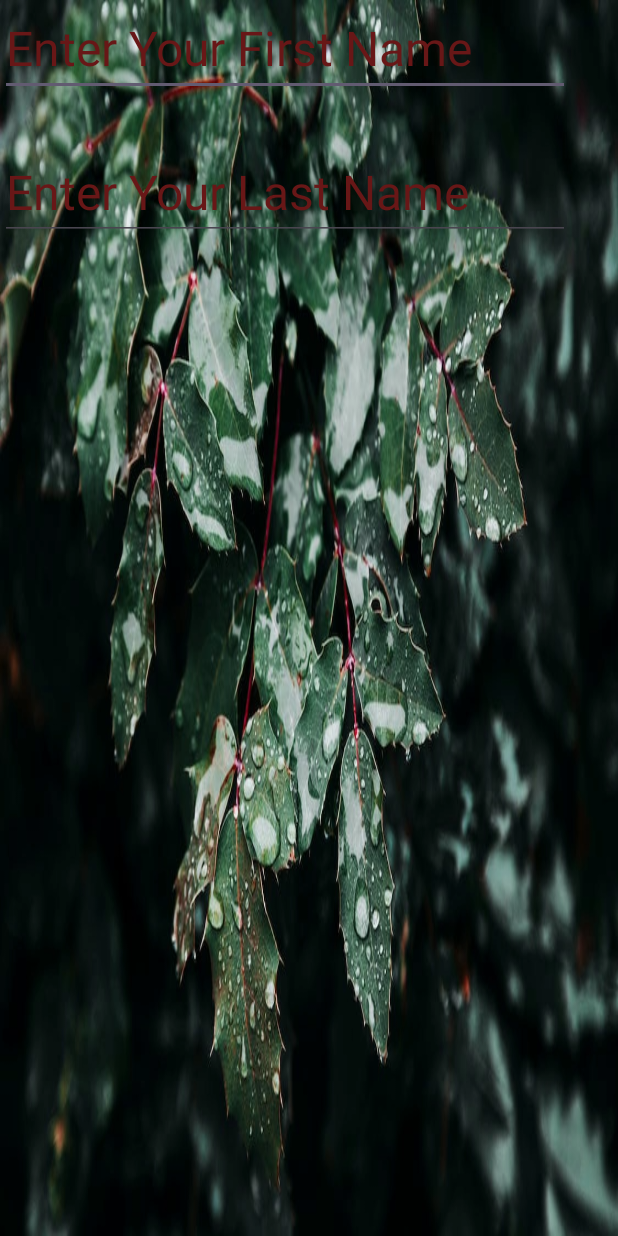
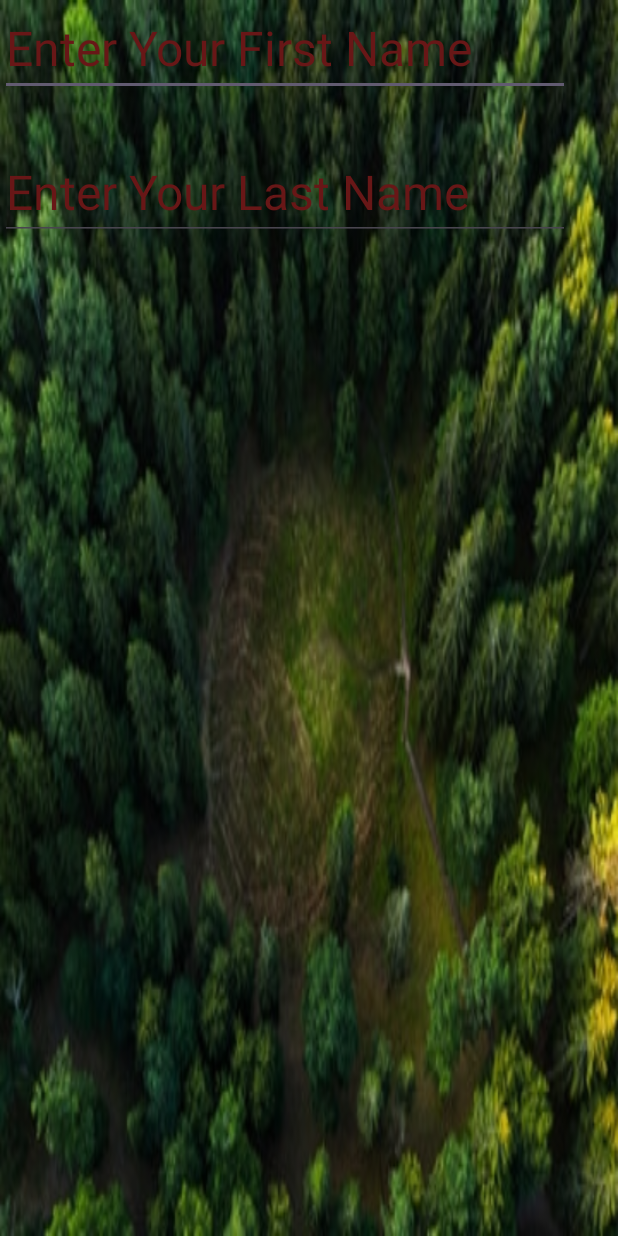
Before and after one commit to Corneth/ListenLeaf, an Android app: the SignUp_Page screen opened directly, with no data from a screen before it, on a phone screen of 412 x 824 dp. Run offline under Robolectric (Android 15) with nearby library versions, the phone set to English and light mode, and no system bars.

Commit message:
change background

```diff
--- a/app/src/main/res/layout/activity_sign_up_page.xml
+++ b/app/src/main/res/layout/activity_sign_up_page.xml
@@ -5,7 +5,7 @@
     xmlns:tools="http://schemas.android.com/tools"
     android:layout_width="match_parent"
     android:layout_height="match_parent"
-    android:background="@drawable/dgreenleafwithh20bubble"
+    android:background="@drawable/forestariel"
     android:orientation = "vertical">
 
 
```
Also changed, not shown: app/src/main/res/drawable/forestariel.png (added).
